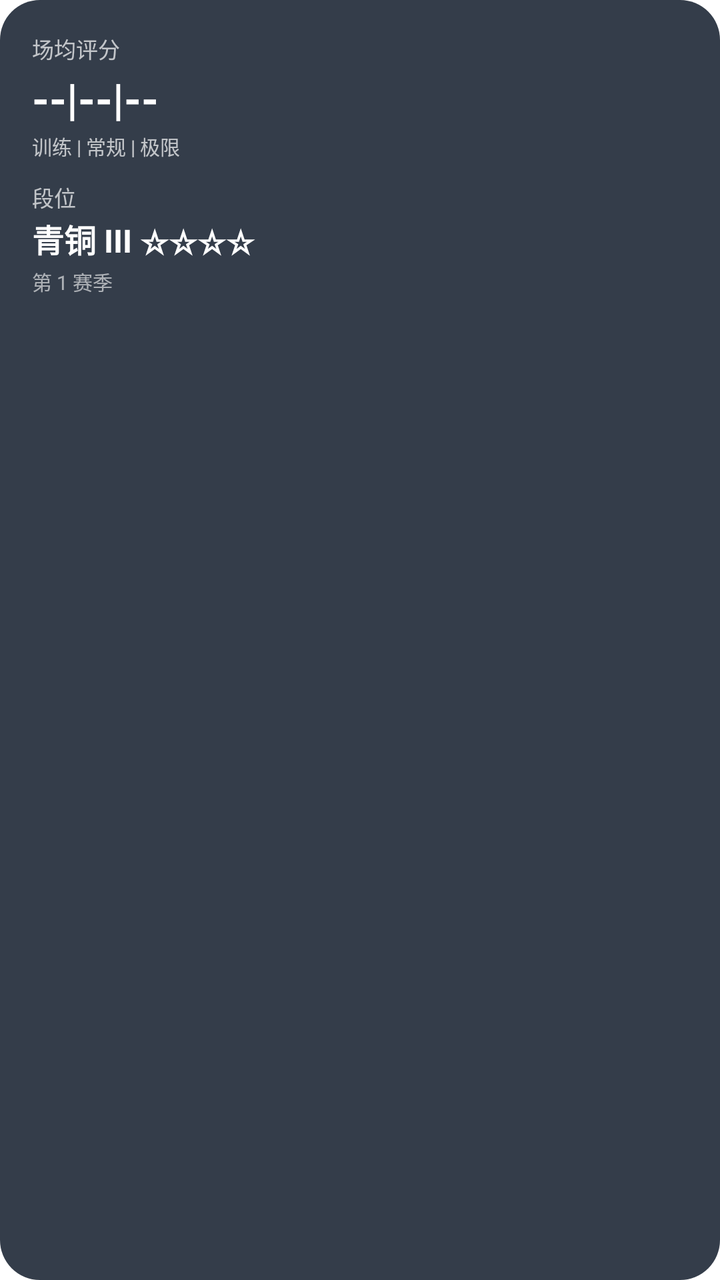
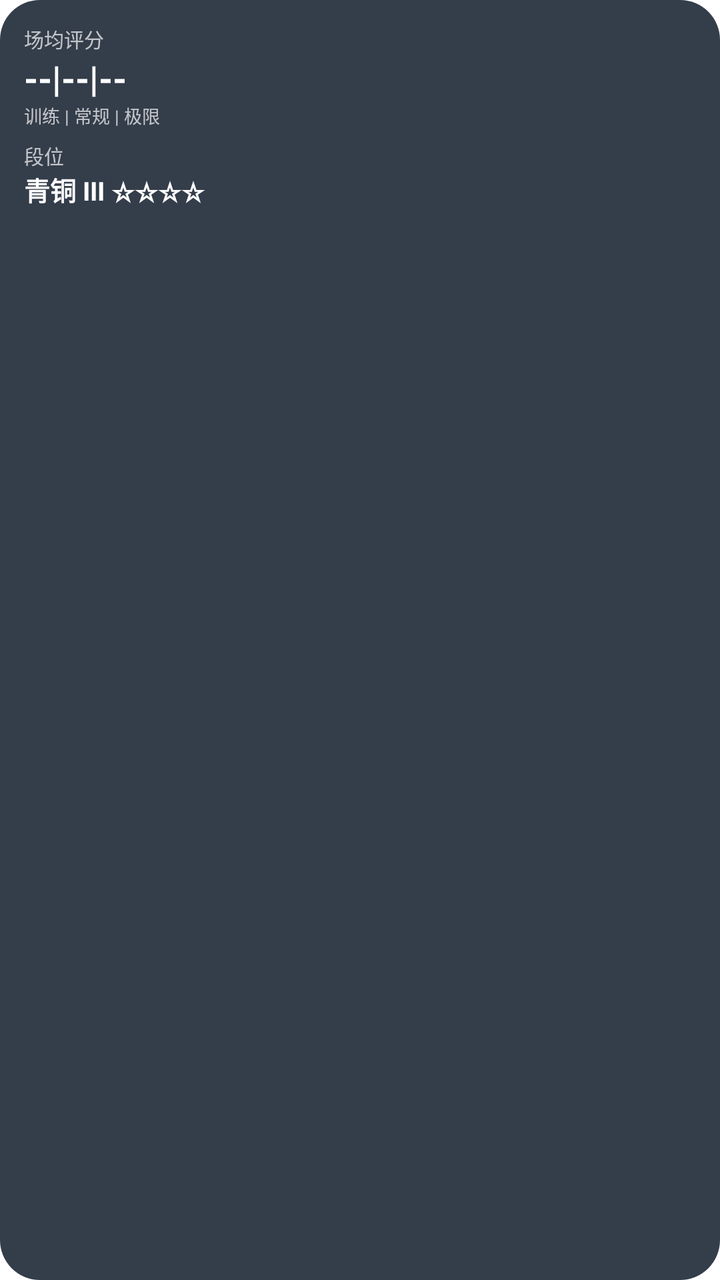

Compare the two renders of this Android layout. The source of the first and the diff that turns it into the second are given below.
<!-- AndroidManifest.xml: fallback theme Theme.MaterialComponents.DayNight.NoActionBar -->
<!-- res/layout/challenge_widget.xml -->
<?xml version="1.0" encoding="utf-8"?>
<LinearLayout xmlns:android="http://schemas.android.com/apk/res/android"
    android:id="@+id/challenge_widget_root"
    android:layout_width="match_parent"
    android:layout_height="match_parent"
    android:background="@drawable/widget_background"
    android:orientation="vertical"
    android:padding="16dp">

    <TextView
        android:layout_width="wrap_content"
        android:layout_height="wrap_content"
        android:text="场均评分"
        android:textColor="#B3FFFFFF"
        android:textSize="11sp" />

    <TextView
        android:id="@+id/challenge_averages"
        android:layout_width="match_parent"
        android:layout_height="wrap_content"
        android:layout_marginTop="2dp"
        android:text="--|--|--"
        android:textColor="#FFFFFF"
        android:textSize="22sp"
        android:textStyle="bold" />

    <TextView
        android:id="@+id/challenge_average_labels"
        android:layout_width="match_parent"
        android:layout_height="wrap_content"
        android:layout_marginTop="2dp"
        android:text="训练 | 常规 | 极限"
        android:textColor="#B3FFFFFF"
        android:textSize="10sp" />

    <TextView
        android:layout_width="wrap_content"
        android:layout_height="wrap_content"
        android:layout_marginTop="10dp"
        android:text="段位"
        android:textColor="#B3FFFFFF"
        android:textSize="11sp" />

    <TextView
        android:id="@+id/challenge_rank"
        android:layout_width="match_parent"
        android:layout_height="wrap_content"
        android:layout_marginTop="1dp"
        android:text="青铜 III ☆☆☆☆"
        android:textColor="#FFFFFF"
        android:textSize="16sp"
        android:textStyle="bold" />

    <TextView
        android:id="@+id/challenge_season"
        android:layout_width="match_parent"
        android:layout_height="wrap_content"
        android:layout_marginTop="2dp"
        android:text="第 1 赛季"
        android:textColor="#99FFFFFF"
        android:textSize="10sp" />
</LinearLayout>
<!-- resources referenced by this layout -->
<resources>
  <!-- drawable widget_background (drawable) -->
  <?xml version="1.0" encoding="utf-8"?>
  <shape xmlns:android="http://schemas.android.com/apk/res/android"
      android:shape="rectangle">
      <solid android:color="#E61F2937" />
      <corners android:radius="20dp" />
  </shape>
</resources>

<!-- the commit's change to res/layout/challenge_widget.xml (unified diff, before → after) -->
@@ -5,58 +5,67 @@
     android:layout_height="match_parent"
     android:background="@drawable/widget_background"
     android:orientation="vertical"
-    android:padding="16dp">
+    android:padding="12dp">
 
     <TextView
         android:layout_width="wrap_content"
         android:layout_height="wrap_content"
         android:text="场均评分"
         android:textColor="#B3FFFFFF"
-        android:textSize="11sp" />
+        android:textSize="10sp" />
 
     <TextView
         android:id="@+id/challenge_averages"
         android:layout_width="match_parent"
         android:layout_height="wrap_content"
-        android:layout_marginTop="2dp"
         android:text="--|--|--"
         android:textColor="#FFFFFF"
-        android:textSize="22sp"
+        android:textSize="18sp"
         android:textStyle="bold" />
 
     <TextView
         android:id="@+id/challenge_average_labels"
         android:layout_width="match_parent"
         android:layout_height="wrap_content"
-        android:layout_marginTop="2dp"
         android:text="训练 | 常规 | 极限"
         android:textColor="#B3FFFFFF"
-        android:textSize="10sp" />
+        android:textSize="9sp" />
 
-    <TextView
-        android:layout_width="wrap_content"
+    <LinearLayout
+        android:layout_width="match_parent"
         android:layout_height="wrap_content"
-        android:layout_marginTop="10dp"
-        android:text="段位"
-        android:textColor="#B3FFFFFF"
-        android:textSize="11sp" />
+        android:layout_marginTop="6dp"
+        android:gravity="center_vertical"
+        android:orientation="horizontal">
+
+        <TextView
+            android:layout_width="wrap_content"
+            android:layout_height="wrap_content"
+            android:text="段位"
+            android:textColor="#B3FFFFFF"
+            android:textSize="10sp" />
+
+        <TextView
+            android:id="@+id/challenge_season"
+            android:layout_width="0dp"
+            android:layout_height="wrap_content"
+            android:layout_marginStart="6dp"
+            android:layout_weight="1"
+            android:gravity="end"
+            android:maxLines="1"
+            android:text=""
+            android:textColor="#99FFFFFF"
+            android:textSize="9sp" />
+    </LinearLayout>
 
     <TextView
         android:id="@+id/challenge_rank"
         android:layout_width="match_parent"
         android:layout_height="wrap_content"
-        android:layout_marginTop="1dp"
+        android:ellipsize="end"
+        android:maxLines="1"
         android:text="青铜 III ☆☆☆☆"
         android:textColor="#FFFFFF"
-        android:textSize="16sp"
+        android:textSize="13sp"
         android:textStyle="bold" />
-
-    <TextView
-        android:id="@+id/challenge_season"
-        android:layout_width="match_parent"
-        android:layout_height="wrap_content"
-        android:layout_marginTop="2dp"
-        android:text="第 1 赛季"
-        android:textColor="#99FFFFFF"
-        android:textSize="10sp" />
 </LinearLayout>
